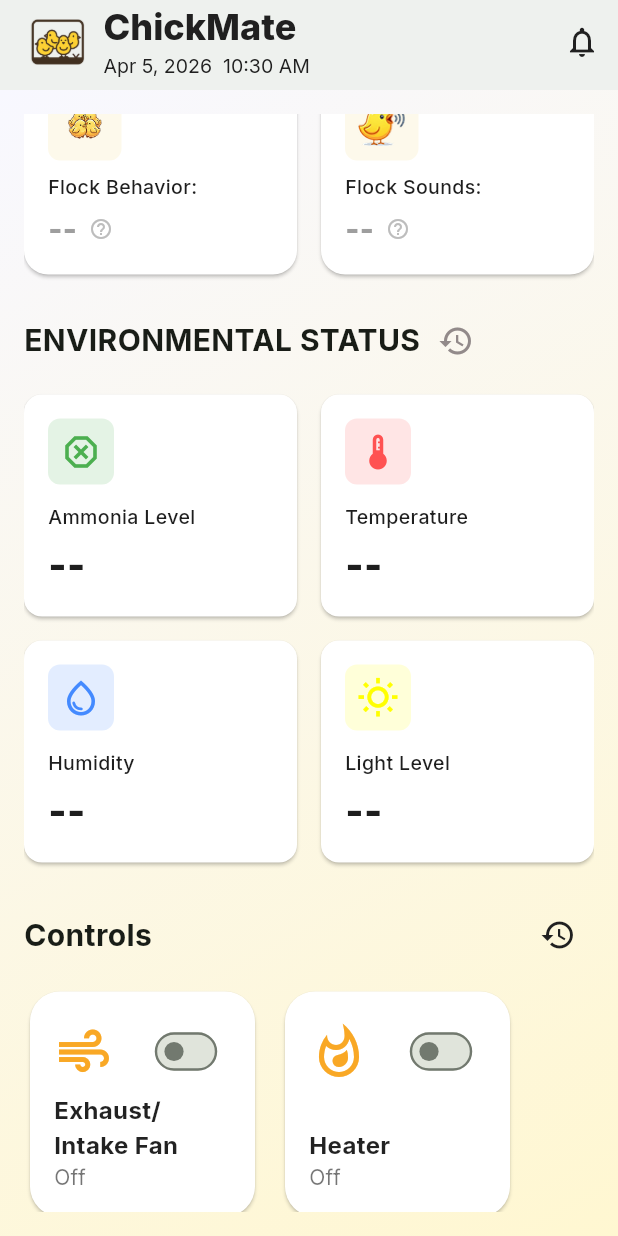
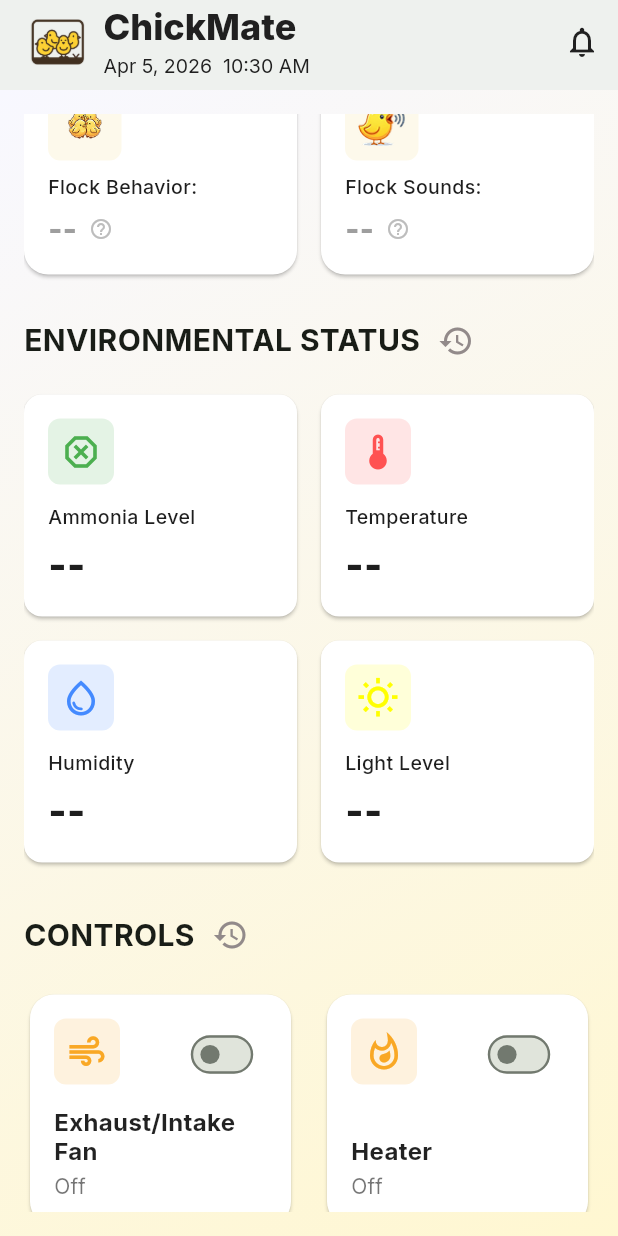
Before and after one commit to kimbewi/ChickMate, a Flutter app: the screen it shows after launch, scrolled down 576 dp, on a phone screen of 412 x 824 dp. Run offline on Flutter 3.47's test engine with Material 3 defaults, Android fonts, the phone set to English and light mode, and no system bars; our stand-ins replace firebase_core, firebase_database, firebase_messaging, flutter_local_notifications, google_fonts, timezone; missing offline and left inert: flutter_webrtc; accounts and stored records are empty; network calls fail; statements that could not run were skipped.

Commit message:
style: redesign controls

```diff
--- a/lib/pages/home_page.dart
+++ b/lib/pages/home_page.dart
@@ -916,18 +916,19 @@
 
                 const SizedBox(height: 24),
 
+                // -- controls section --
                 Row(
-                mainAxisAlignment: MainAxisAlignment.spaceBetween,
+                mainAxisAlignment: MainAxisAlignment.start,
                 children: [
                   Text(
-                    'Controls',
+                    'CONTROLS',
                     style: GoogleFonts.inter(
                       fontSize: 20,
-                      fontWeight: FontWeight.bold,
+                      fontWeight: FontWeight.w700,
                     ),
                   ),
                   IconButton(
-                    icon: const Icon(Icons.history, color: Color.fromRGBO(32, 32, 32, 1.0)),
+                    icon: const Icon(Icons.history, color: Color.fromRGBO(146, 138, 138, 1.0)),
                     onPressed: () {
                       Navigator.push(
                         context,
@@ -937,11 +938,19 @@
                   ),
                 ],
               ),
-                const SizedBox(height: 10),
-                Wrap(
-                  spacing: 12,
-                  runSpacing: 12,
+
+                const SizedBox(height: 12),
+
+                // -- controls widgets --
+                Column(
+                  crossAxisAlignment: CrossAxisAlignment.stretch,
                   children: [
+                    IntrinsicHeight(
+                      child: Row(
+                        crossAxisAlignment: CrossAxisAlignment.stretch,
+                        children: [
+                          Expanded(
+                            child:
                               ControlCard(
                                 title: 'Exhaust/Intake Fan',
                                 icon: Icons.air_outlined,
@@ -955,6 +964,12 @@
                                   _updateControl('intakeFan', value);
                                 },
                               ),
+                          ),
+
+                          const SizedBox(width: 16),
+
+                          Expanded(
+                            child:
                             ControlCard(
                               title: 'Heater',
                               icon: Icons.whatshot_outlined,
@@ -964,7 +979,13 @@
                                 _updateControl('heater', value);
                               },
                             ),
+                          ),
+                        ],
+                      ),
+                    ),
+
                           const SizedBox(height: 12),
+
                           SliderControlCard(
                               title: 'Light Bulb',
                               icon: Icons.lightbulb_outline,
--- a/lib/widgets/control_card.dart
+++ b/lib/widgets/control_card.dart
@@ -25,10 +25,8 @@
     return Card(
       color: cardColor,
       elevation: 1,
-      shape: RoundedRectangleBorder(borderRadius: BorderRadius.circular(20)),
-      child: Container(
-        width: 150,
-        height: 150,
+      shape: RoundedRectangleBorder(borderRadius: BorderRadius.circular(16)),
+      child: Padding(
         padding: const EdgeInsets.all(16.0),
         child: Column(
           crossAxisAlignment: CrossAxisAlignment.start,
@@ -36,8 +34,22 @@
           children: [
             Row(
               mainAxisAlignment: MainAxisAlignment.spaceBetween,
+              crossAxisAlignment: CrossAxisAlignment.start,
               children: [
-                Icon(icon, color: iconColor, size: 40),
+
+                // -- tinted icon box --
+                Container(
+                  padding: const EdgeInsets.all(8),
+                  decoration: BoxDecoration(
+                    color: isOn
+                        ? Colors.white.withValues(alpha: 0.2)
+                        : iconColor.withValues(alpha: 0.15),
+                    borderRadius: BorderRadius.circular(8),
+                  ),
+                  child: Icon(icon, color: iconColor, size: 28),
+                ),
+
+                // -- toggle switch --
                 Transform.scale(
                   scale: 0.8,
                   child: Switch(
@@ -49,6 +61,10 @@
                 ),
               ],
             ),
+
+            const SizedBox(height: 12),
+
+            // -- title and status text --
             Column(
               crossAxisAlignment: CrossAxisAlignment.start,
               children: [
@@ -56,7 +72,11 @@
                     style: GoogleFonts.inter(
                         fontSize: 16,
                         fontWeight: FontWeight.bold,
-                        color: titleColor)),
+                        color: titleColor,
+                        height: 1.2,)),
+
+                const SizedBox(height: 4),
+
                 Text(isOn ? 'On' : 'Off',
                     style: GoogleFonts.inter(fontSize: 14, color: statusColor)),
               ],
@@ -68,12 +88,12 @@
   }
 }
 
-// REUSABLE WIDGET FOR SLIDER CONTROLS
+// -- for slider --
 class SliderControlCard extends StatelessWidget {
   final String title;
   final IconData icon;
-  final double value; // The current brightness (0-100)
-  final Function(double) onChanged; // Function to call when slider moves
+  final double value;
+  final Function(double) onChanged;
   final ValueChanged<double>? onChangeEnd;
 
   const SliderControlCard({
@@ -83,7 +103,6 @@
     required this.value,
     required this.onChanged,
     this.onChangeEnd,
-
   });
 
   @override
@@ -97,27 +116,39 @@
         child: Column(
           crossAxisAlignment: CrossAxisAlignment.start,
           children: [
-            // --- Row for Title and Icon ---
+            // --- slider icon and title row ---
             Row(
               mainAxisAlignment: MainAxisAlignment.spaceBetween,
               children: [
                 Row(
                   children: [
-                    Icon(icon, color: const Color(0xFFF9A825), size: 30),
+
+                    // -- icon with tinted box --
+                    Container(
+                      padding: const EdgeInsets.all(8),
+                      decoration: BoxDecoration(
+                        color: const Color(0xFFF9A825).withValues(alpha: 0.15),
+                        borderRadius: BorderRadius.circular(8),
+                      ),
+                      child: Icon(icon, color: const Color(0xFFF9A825), size: 28),
+                    ),
+
                     const SizedBox(width: 12),
+
                     Text(
                       title,
                       style: GoogleFonts.inter(
                         fontSize: 16,
                         fontWeight: FontWeight.bold,
-                        color: Colors.black87,
+                        color: const Color.fromRGBO(30, 30, 30, 1.0),
                       ),
                     ),
                   ],
                 ),
-                // --- Text to show the current % value ---
+
+                // -- brightness value --
                 Text(
-                  '${value.round()}%', // e.g., "50%"
+                  '${value.round()}%',
                   style: GoogleFonts.inter(
                     fontSize: 16,
                     fontWeight: FontWeight.bold,
@@ -127,9 +158,9 @@
               ],
             ),
 
-            const SizedBox(height: 10), // Space
+            const SizedBox(height: 12),
 
-            // --- The Slider Itself ---
+            // -- slider itself --
               Slider(
                 value: value, // The current value from our state
                 min: 0.0,     // Minimum brightness
```
Lines whose indentation alone changed are shown as unchanged.
